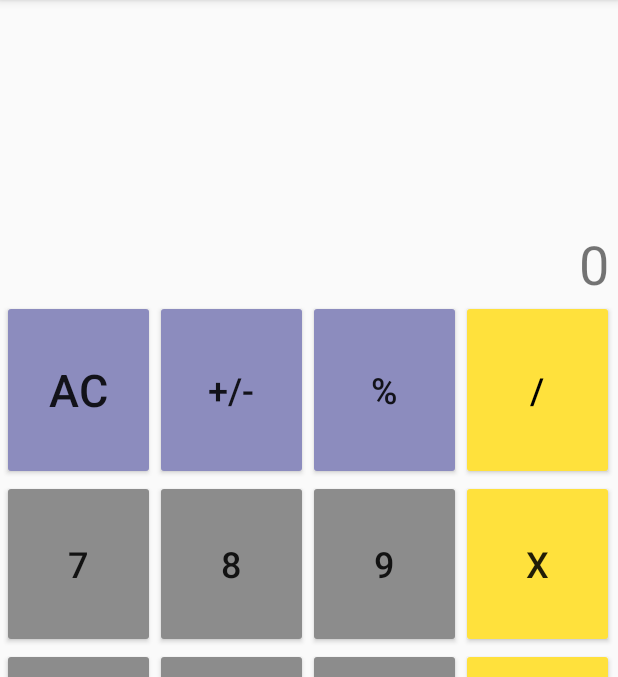
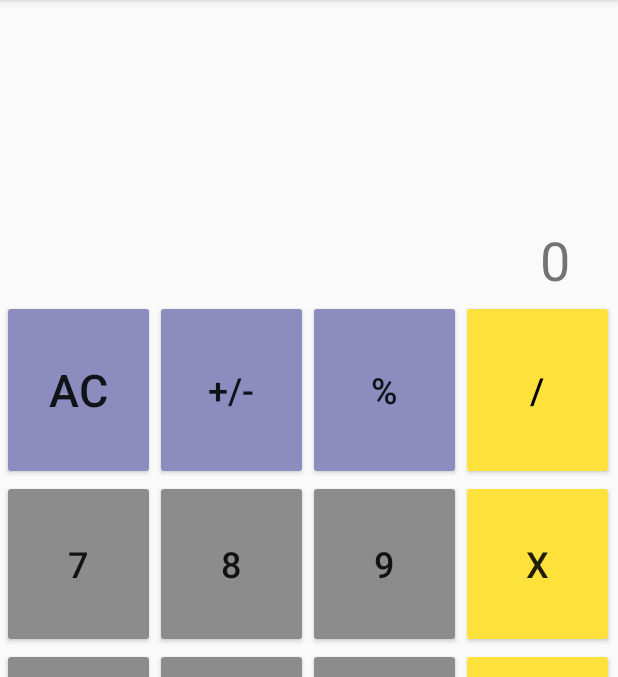
Before and after one commit to Gobans/2020SW_StartUp_Engineering_School, an Android app: the screen it shows after launch (MainActivity), on a phone screen of 412 x 824 dp, the part 84-761 px from its top. Run offline under Robolectric (Android 15) with nearby library versions, the phone set to English and light mode, and no system bars.

Commit message:
2020.07.13 plus_op

```diff
--- a/calculator/MyApplication2/app/src/main/java/com/example/myapplication/MainActivity.kt
+++ b/calculator/MyApplication2/app/src/main/java/com/example/myapplication/MainActivity.kt
@@ -2,16 +2,98 @@ package com.example.myapplication
 
 import androidx.appcompat.app.AppCompatActivity
 import android.os.Bundle
+import android.view.View
+import kotlinx.android.synthetic.main.activity_main.*
+import kotlin.math.log
+import android.util.Log;
 
 class MainActivity : AppCompatActivity() {
     override fun onCreate(savedInstanceState: Bundle?) {
         super.onCreate(savedInstanceState)
         setContentView(R.layout.activity_main)
 
-        /**
-         * 레이아웃
-         * (5,4) 테이블 레이아웃
-         */
+        var plus_op = false
+        var minus_op = false
+        var divide_op = false
+        var multiple_op = false
+        var temp = 0
+        /*
+    숫자 버튼을 클릭하면 화면에 표시가된다 (0은 숫자가 0인상태에서 눌러도 반응하지 않는다)
+    1 + 2 = 을하면 3이 표시된다
+    1 + 2 + 을하면 화면에 중간과정의 값인 3이 표시되며  그 후 3 = 을 누르면 6이 표시된다
+    사칙연산으로 확장한다
+     */
 
+        val btnOnClickListener = View.OnClickListener {
+            when (it.id) {
+                AC.id -> {
+                    textView.setText("0");
+                    var plus_op = false
+                    var minus_op = false
+                    var divide_op = false
+                    var multiple_op = false
+                }
+                zero.id -> {
+                    var sld = textView.getText().toString()
+                    if (sld.equals("0")){;}else{
+                        sld += '0'
+                        textView.text = sld
+                    }
+                }
+                one.id -> {
+                    var sld = textView.getText().toString()
+                    if (sld.equals("0")){
+                        sld = ""
+                    }
+                    sld += '1'
+                    textView.text = sld
+                }
+                two.id -> {
+                    var sld = textView.getText().toString()
+                    if (sld.equals("0")){
+                        sld = ""
+                    }
+                    sld += '1'
+                    textView.text = sld
+                }
+
+            }
+        }
+
+        fun process(){
+            if (plus_op == true){
+                val sld = textView.getText().toString()
+                temp += Integer.parseInt(sld)
+                textView.setText(temp.toString())
+                plus_op = false
+            }
+
+        }
+
+        val btnOperatorListener = View.OnClickListener {
+            when (it.id){
+                plus.id ->{
+                    val sld = textView.getText().toString()
+                    if (plus_op == true){
+                        temp += Integer.parseInt(sld)
+                        textView.setText(temp.toString())
+                    }
+                    plus_op = true
+
+                    temp = Integer.parseInt(sld)
+                    textView.text = "0"
+                }
+                equal.id ->{
+                    process()
+                }
+            }
+        }
+
+
+
+        AC.setOnClickListener(btnOnClickListener)
+        plus.setOnClickListener(btnOperatorListener)
+        zero.setOnClickListener(btnOnClickListener)
+        one.setOnClickListener(btnOnClickListener)
     }
 }
--- a/calculator/MyApplication2/app/src/main/res/layout/activity_main.xml
+++ b/calculator/MyApplication2/app/src/main/res/layout/activity_main.xml
@@ -45,7 +45,7 @@
                 android:textSize="24sp" />
 
             <Button
-                android:id="@+id/button6"
+                android:id="@+id/remainder"
                 android:layout_width="wrap_content"
                 android:layout_height="match_parent"
                 android:backgroundTint="#8C8CBE"
@@ -53,7 +53,7 @@
                 android:textSize="24sp" />
 
             <Button
-                android:id="@+id/button7"
+                android:id="@+id/division"
                 android:layout_width="wrap_content"
                 android:layout_height="match_parent"
                 android:backgroundTint="#FFE13C"
@@ -69,7 +69,7 @@
             android:layout_weight="1">
 
             <Button
-                android:id="@+id/AC"
+                android:id="@+id/seven"
                 android:layout_width="wrap_content"
                 android:layout_height="match_parent"
                 android:backgroundTint="#8c8c8c"
@@ -77,7 +77,7 @@
                 android:textSize="24sp" />
 
             <Button
-                android:id="@+id/Un"
+                android:id="@+id/eight"
                 android:layout_width="wrap_content"
                 android:layout_height="match_parent"
                 android:backgroundTint="#8c8c8c"
@@ -85,7 +85,7 @@
                 android:textSize="24sp" />
 
             <Button
-                android:id="@+id/button6"
+                android:id="@+id/nine"
                 android:layout_width="wrap_content"
                 android:layout_height="match_parent"
                 android:backgroundTint="#8c8c8c"
@@ -93,7 +93,7 @@
                 android:textSize="24sp" />
 
             <Button
-                android:id="@+id/button7"
+                android:id="@+id/multiplication"
                 android:layout_width="wrap_content"
                 android:layout_height="match_parent"
                 android:backgroundTint="#FFE13C"
@@ -108,7 +108,7 @@
             android:layout_weight="1">
 
             <Button
-                android:id="@+id/AC"
+                android:id="@+id/four"
                 android:layout_width="wrap_content"
                 android:layout_height="match_parent"
                 android:backgroundTint="#8c8c8c"
@@ -116,7 +116,7 @@
                 android:textSize="24sp" />
 
             <Button
-                android:id="@+id/Un"
+                android:id="@+id/five"
                 android:layout_width="wrap_content"
                 android:layout_height="match_parent"
                 android:backgroundTint="#8c8c8c"
@@ -124,7 +124,7 @@
                 android:textSize="24sp" />
 
             <Button
-                android:id="@+id/button6"
+                android:id="@+id/six"
                 android:layout_width="wrap_content"
                 android:layout_height="match_parent"
                 android:backgroundTint="#8c8c8c"
@@ -132,7 +132,7 @@
                 android:textSize="24sp" />
 
             <Button
-                android:id="@+id/button7"
+                android:id="@+id/minus"
                 android:layout_width="wrap_content"
                 android:layout_height="match_parent"
                 android:backgroundTint="#FFE13C"
@@ -147,7 +147,7 @@
             android:layout_weight="1">
 
             <Button
-                android:id="@+id/AC"
+                android:id="@+id/three"
                 android:layout_width="wrap_content"
                 android:layout_height="match_parent"
                 android:backgroundTint="#8c8c8c"
@@ -155,7 +155,7 @@
                 android:textSize="24sp" />
 
             <Button
-                android:id="@+id/Un"
+                android:id="@+id/two"
                 android:layout_width="wrap_content"
                 android:layout_height="match_parent"
                 android:backgroundTint="#8c8c8c"
@@ -163,7 +163,7 @@
                 android:textSize="24sp" />
 
             <Button
-                android:id="@+id/button6"
+                android:id="@+id/one"
                 android:layout_width="wrap_content"
                 android:layout_height="match_parent"
                 android:backgroundTint="#8c8c8c"
@@ -171,7 +171,7 @@
                 android:textSize="24sp" />
 
             <Button
-                android:id="@+id/button7"
+                android:id="@+id/plus"
                 android:layout_width="wrap_content"
                 android:layout_height="match_parent"
                 android:backgroundTint="#FFE13C"
@@ -186,7 +186,7 @@
             android:layout_weight="1">
 
             <Button
-                android:id="@+id/AC"
+                android:id="@+id/zero"
                 android:layout_width="wrap_content"
                 android:layout_height="match_parent"
                 android:layout_span="2"
@@ -195,7 +195,7 @@
                 android:textSize="24sp" />
 
             <Button
-                android:id="@+id/Un"
+                android:id="@+id/dot"
                 android:layout_width="wrap_content"
                 android:layout_height="match_parent"
                 android:backgroundTint="#FFE13C"
@@ -203,7 +203,7 @@
                 android:textSize="24sp" />
 
             <Button
-                android:id="@+id/button6"
+                android:id="@+id/equal"
                 android:layout_width="wrap_content"
                 android:layout_height="match_parent"
                 android:backgroundTint="#FFE13C"
@@ -215,14 +215,17 @@
     </TableLayout>
 
     <TextView
-        android:id="@+id/textView2"
-        android:layout_width="399dp"
-        android:layout_height="0dp"
+        android:id="@+id/textView"
+        android:layout_width="0dp"
+        android:layout_height="197dp"
+        android:layout_marginEnd="32dp"
+        android:layout_marginRight="32dp"
         android:gravity="bottom|right"
         android:text="0"
         android:textSize="36sp"
-        app:layout_constraintBottom_toTopOf="@+id/tableLayout"
+        app:layout_constraintBottom_toTopOf="@id/tableLayout"
         app:layout_constraintEnd_toEndOf="parent"
+        app:layout_constraintHorizontal_bias="0.019"
         app:layout_constraintStart_toStartOf="parent"
         app:layout_constraintTop_toTopOf="parent"
         app:layout_constraintVertical_bias="0.0" />
```
